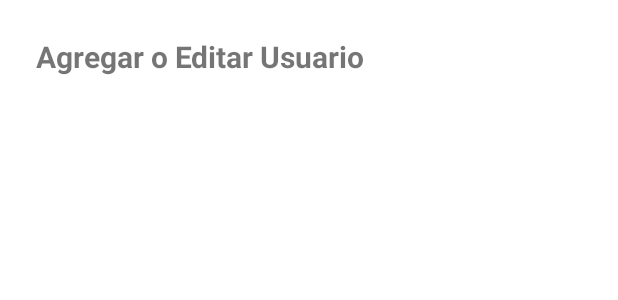
After one commit to Duilio247/seminario05, an Android app: the layout activity_add_edit_user.xml on its own in the app's theme, with its tools: preview values and no code run, on a phone screen of 412 x 824 dp. The commit adds this screen. Shown: the top 300 px of the screen. Run offline under Robolectric (Android 15) with nearby library versions, the phone set to English and light mode, and no system bars.

Commit message:
agregar archivos pt4

```diff
--- a/PARTE 03/PYAprendizaje3/app/build.gradle.kts
+++ b/PARTE 03/PYAprendizaje3/app/build.gradle.kts
@@ -41,4 +41,5 @@ dependencies {
     implementation("com.squareup.retrofit2:retrofit:2.9.0")
     implementation("com.squareup.retrofit2:converter-gson:2.9.0")
     implementation("com.squareup.okhttp3:logging-interceptor:4.9.0")
+    implementation ("com.google.android.material:material:1.3.0")
 }
--- a/PARTE 03/PYAprendizaje3/app/src/main/AndroidManifest.xml
+++ b/PARTE 03/PYAprendizaje3/app/src/main/AndroidManifest.xml
@@ -30,6 +30,8 @@
         <!-- Perfil de usuario -->
         <activity android:name=".ProfileActivity" />
 
+
+
     </application>
 
 </manifest>
--- a/PARTE 03/PYAprendizaje3/app/src/main/java/com/cursospea/pyaprendizaje3/api/ApiService.java
+++ b/PARTE 03/PYAprendizaje3/app/src/main/java/com/cursospea/pyaprendizaje3/api/ApiService.java
@@ -15,7 +15,4 @@ public interface ApiService {
     Call<LoginResponse> loginUser(@Body LoginRequest loginRequest);
 
 
-
-
-
 }
--- /dev/null
+++ b/PARTE 03/PYAprendizaje3/app/src/main/res/layout/activity_add_edit_user.xml
@@ -0,0 +1,15 @@
+<?xml version="1.0" encoding="utf-8"?>
+<LinearLayout xmlns:android="http://schemas.android.com/apk/res/android"
+    android:layout_width="match_parent"
+    android:layout_height="match_parent"
+    android:orientation="vertical"
+    android:padding="24dp">
+
+    <TextView
+        android:layout_width="wrap_content"
+        android:layout_height="wrap_content"
+        android:text="Agregar o Editar Usuario"
+        android:textSize="20sp"
+        android:textStyle="bold" />
+
+</LinearLayout>
--- a/PARTE 03/PYAprendizaje3/app/src/main/res/layout/activity_login.xml
+++ b/PARTE 03/PYAprendizaje3/app/src/main/res/layout/activity_login.xml
@@ -12,7 +12,7 @@
         android:layout_height="wrap_content"
         android:layout_centerHorizontal="true"
         android:layout_marginTop="80dp"
-        android:text="Zentry Login"
+        android:text="Zentry"
         android:textSize="32sp"
         android:textStyle="bold" />
 
--- a/PARTE 03/PYAprendizaje3/app/src/main/res/values/colors.xml
+++ b/PARTE 03/PYAprendizaje3/app/src/main/res/values/colors.xml
@@ -7,6 +7,7 @@
     <color name="teal_700">#FF018786</color>
     <color name="black">#FF000000</color>
     <color name="white">#FFFFFFFF</color>
+    <color name="statusBarColor">#3F01C7</color>
 
     <color name="colorPrimary">#FF3700B3</color>
     <color name="colorPrimaryDark">#1565C0</color>
--- a/PARTE 03/PYAprendizaje3/app/src/main/res/values/styles.xml
+++ b/PARTE 03/PYAprendizaje3/app/src/main/res/values/styles.xml
@@ -4,5 +4,6 @@
         <item name="colorPrimary">@color/colorPrimary</item>
         <item name="colorPrimaryDark">@color/colorPrimaryDark</item>
         <item name="colorAccent">@color/colorAccent</item>
+        <item name="android:statusBarColor">@color/statusBarColor</item>
     </style>
 </resources>
```
Also changed, not shown: PARTE 03/PYAprendizaje3/app/src/main/java/com/cursospea/pyaprendizaje3/AddEditUserActivity.java (added, +12 -0 lines), PARTE 03/PYAprendizaje3/app/src/main/java/com/cursospea/pyaprendizaje3/MainActivity.java (+11 -0 lines), PARTE 03/PYAprendizaje3/app/src/main/java/com/cursospea/pyaprendizaje3/UserDetailActivity.java (added, +12 -0 lines), PARTE 03/PYAprendizaje3/app/src/main/res/layout/activity_user_detail.xml (added, +20 -0 lines), 5 other files.
